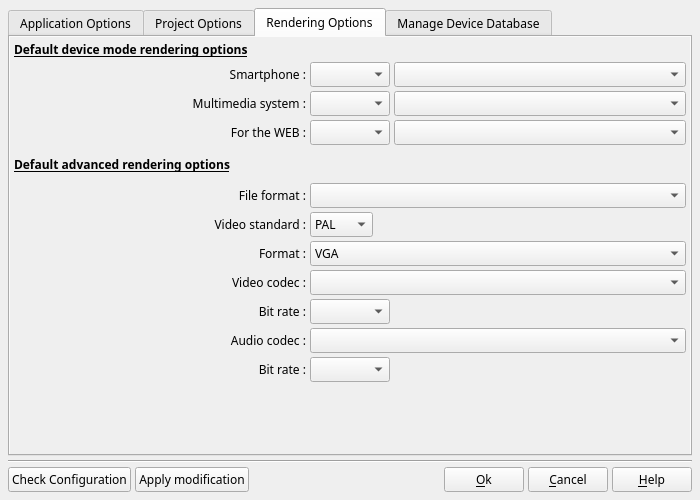
Above: DlgApplicationSettings.ui from boenki/ffdiaporama before the change. Below: the same form after it.
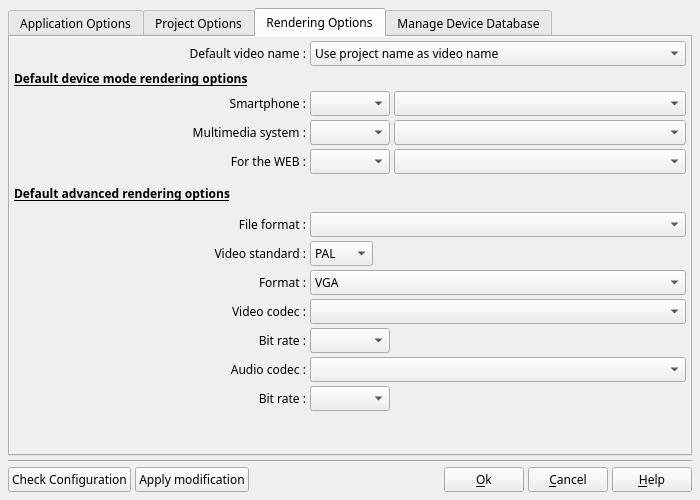
That is the form after the change. The open tabs and pages were chosen to show the change. Icons and pictures are not drawn.

```diff
--- a/DlgApplicationSettings.ui
+++ b/DlgApplicationSettings.ui
@@ -2820,7 +2820,7 @@
        <property name="spacing">
         <number>0</number>
        </property>
-       <item row="0" column="0">
+       <item row="2" column="0">
         <widget class="QScrollArea" name="scrollArea">
          <property name="frameShape">
           <enum>QFrame::NoFrame</enum>
@@ -2833,8 +2833,8 @@
            <rect>
             <x>0</x>
             <y>0</y>
-            <width>307</width>
-            <height>343</height>
+            <width>676</width>
+            <height>416</height>
            </rect>
           </property>
           <layout class="QGridLayout" name="gridLayout_2">
@@ -2844,7 +2844,7 @@
            <property name="spacing">
             <number>4</number>
            </property>
-           <item row="32" column="0">
+           <item row="34" column="0">
             <spacer name="verticalSpacer">
              <property name="orientation">
               <enum>Qt::Vertical</enum>
@@ -2857,7 +2857,7 @@
              </property>
             </spacer>
            </item>
-           <item row="20" column="0" colspan="3">
+           <item row="22" column="0" colspan="3">
             <widget class="QLabel" name="label_10">
              <property name="sizePolicy">
               <sizepolicy hsizetype="Preferred" vsizetype="Fixed">
@@ -2883,7 +2883,7 @@
              </property>
             </widget>
            </item>
-           <item row="27" column="0">
+           <item row="29" column="0">
             <widget class="QLabel" name="label_9">
              <property name="text">
               <string>Video codec :</string>
@@ -2896,7 +2896,7 @@
              </property>
             </widget>
            </item>
-           <item row="21" column="0">
+           <item row="23" column="0">
             <widget class="QLabel" name="label_24">
              <property name="text">
               <string>File format :</string>
@@ -2909,7 +2909,7 @@
              </property>
             </widget>
            </item>
-           <item row="28" column="0">
+           <item row="30" column="0">
             <widget class="QLabel" name="label_21">
              <property name="sizePolicy">
               <sizepolicy hsizetype="Preferred" vsizetype="Preferred">
@@ -2928,7 +2928,7 @@
              </property>
             </widget>
            </item>
-           <item row="28" column="1">
+           <item row="30" column="1">
             <widget class="QComboBox" name="VideoBitRateCB">
              <property name="minimumSize">
               <size>
@@ -2947,7 +2947,7 @@
              </property>
             </widget>
            </item>
-           <item row="27" column="1" colspan="2">
+           <item row="29" column="1" colspan="2">
             <widget class="QComboBox" name="VideoFormatCB">
              <property name="sizePolicy">
               <sizepolicy hsizetype="Minimum" vsizetype="Fixed">
@@ -2960,14 +2960,14 @@
              </property>
             </widget>
            </item>
-           <item row="29" column="1" colspan="2">
+           <item row="31" column="1" colspan="2">
             <widget class="QComboBox" name="AudioFormatCB">
              <property name="toolTip">
               <string>Select the default audio codec to use for the rendering among the proposed list. </string>
              </property>
             </widget>
            </item>
-           <item row="29" column="0">
+           <item row="31" column="0">
             <widget class="QLabel" name="label_22">
              <property name="text">
               <string>Audio codec :</string>
@@ -2980,7 +2980,7 @@
              </property>
             </widget>
            </item>
-           <item row="31" column="0">
+           <item row="33" column="0">
             <widget class="QLabel" name="label_23">
              <property name="sizePolicy">
               <sizepolicy hsizetype="Preferred" vsizetype="Preferred">
@@ -2999,7 +2999,7 @@
              </property>
             </widget>
            </item>
-           <item row="31" column="1">
+           <item row="33" column="1">
             <widget class="QComboBox" name="AudioBitRateCB">
              <property name="minimumSize">
               <size>
@@ -3018,21 +3018,7 @@
              </property>
             </widget>
            </item>
-           <item row="0" column="0" colspan="3">
-            <widget class="QLabel" name="label_28">
-             <property name="font">
-              <font>
-               <weight>75</weight>
-               <bold>true</bold>
-               <underline>true</underline>
-              </font>
-             </property>
-             <property name="text">
-              <string>Default device mode rendering options</string>
-             </property>
-            </widget>
-           </item>
-           <item row="1" column="0">
+           <item row="3" column="0">
             <widget class="QLabel" name="label_29">
              <property name="text">
               <string>Smartphone :</string>
@@ -3042,7 +3028,7 @@
              </property>
             </widget>
            </item>
-           <item row="2" column="0">
+           <item row="4" column="0">
             <widget class="QLabel" name="label_30">
              <property name="text">
               <string>Multimedia system :</string>
@@ -3052,7 +3038,7 @@
              </property>
             </widget>
            </item>
-           <item row="3" column="0">
+           <item row="5" column="0">
             <widget class="QLabel" name="label_31">
              <property name="text">
               <string>For the WEB :</string>
@@ -3062,49 +3048,49 @@
              </property>
             </widget>
            </item>
-           <item row="1" column="1">
+           <item row="3" column="1">
             <widget class="QComboBox" name="SmartphoneTypeCB">
              <property name="toolTip">
               <string>Select the type of equipment which will be proposed by default when you will click the &quot;Player and Smartphone&quot; button of the &quot;Render movie&quot; menu</string>
              </property>
             </widget>
            </item>
-           <item row="3" column="1">
+           <item row="5" column="1">
             <widget class="QComboBox" name="ForTheWTypeCB">
              <property name="toolTip">
               <string>Select the type of equipment which will be proposed by default when you will click the &quot;For the WEB&quot; button of the &quot;Render movie&quot; menu</string>
              </property>
             </widget>
            </item>
-           <item row="2" column="1">
+           <item row="4" column="1">
             <widget class="QComboBox" name="MMSystemTypeCB">
              <property name="toolTip">
               <string>Select the type of equipment which will be proposed by default when you will click the &quot;Multimedia system&quot; button of the &quot;Render movie&quot; menu</string>
              </property>
             </widget>
            </item>
-           <item row="1" column="2">
+           <item row="3" column="2">
             <widget class="QComboBox" name="SmartphoneModelCB">
              <property name="toolTip">
               <string>Select the model of equipment which will be proposed by default when you will click the &quot;Player and Smartphone&quot; button of the &quot;Render movie&quot; menu</string>
              </property>
             </widget>
            </item>
-           <item row="2" column="2">
+           <item row="4" column="2">
             <widget class="QComboBox" name="MMSystemModelCB">
              <property name="toolTip">
               <string>Select the model of equipment which will be proposed by default when you will click the &quot;Multimedia system&quot; button of the &quot;Render movie&quot; menu</string>
              </property>
             </widget>
            </item>
-           <item row="3" column="2">
+           <item row="5" column="2">
             <widget class="QComboBox" name="ForTheWModelCB">
              <property name="toolTip">
               <string>Select the model of equipment which will be proposed by default when you will click the &quot;For the WEB&quot; button of the &quot;Render movie&quot; menu</string>
              </property>
             </widget>
            </item>
-           <item row="21" column="1" colspan="2">
+           <item row="23" column="1" colspan="2">
             <widget class="QComboBox" name="FileFormatCB">
              <property name="sizePolicy">
               <sizepolicy hsizetype="Minimum" vsizetype="Fixed">
@@ -3117,7 +3103,7 @@
              </property>
             </widget>
            </item>
-           <item row="23" column="0">
+           <item row="25" column="0">
             <widget class="QLabel" name="label_20">
              <property name="text">
               <string>Video standard :</string>
@@ -3130,7 +3116,7 @@
              </property>
             </widget>
            </item>
-           <item row="23" column="1" colspan="2">
+           <item row="25" column="1" colspan="2">
             <layout class="QHBoxLayout" name="horizontalLayout_17">
              <item>
               <widget class="QComboBox" name="StandardCombo">
@@ -3170,7 +3156,7 @@
              </item>
             </layout>
            </item>
-           <item row="26" column="0">
+           <item row="28" column="0">
             <widget class="QLabel" name="label_19">
              <property name="sizePolicy">
               <sizepolicy hsizetype="Preferred" vsizetype="Preferred">
@@ -3189,7 +3175,7 @@
              </property>
             </widget>
            </item>
-           <item row="26" column="1" colspan="2">
+           <item row="28" column="1" colspan="2">
             <widget class="QComboBox" name="SizeCombo">
              <property name="sizePolicy">
               <sizepolicy hsizetype="Expanding" vsizetype="Fixed">
@@ -3225,6 +3211,44 @@
              </item>
             </widget>
            </item>
+           <item row="1" column="0">
+            <widget class="QLabel" name="label_91">
+             <property name="text">
+              <string>Default video name :</string>
+             </property>
+             <property name="alignment">
+              <set>Qt::AlignRight|Qt::AlignTrailing|Qt::AlignVCenter</set>
+             </property>
+            </widget>
+           </item>
+           <item row="2" column="0">
+            <widget class="QLabel" name="label_28">
+             <property name="font">
+              <font>
+               <weight>75</weight>
+               <bold>true</bold>
+               <underline>true</underline>
+              </font>
+             </property>
+             <property name="text">
+              <string>Default device mode rendering options</string>
+             </property>
+            </widget>
+           </item>
+           <item row="1" column="1" colspan="2">
+            <widget class="QComboBox" name="DefaultNameProjectNameCB">
+             <item>
+              <property name="text">
+               <string>Use project name as video name</string>
+              </property>
+             </item>
+             <item>
+              <property name="text">
+               <string>Use project folder's name as video name</string>
+              </property>
+             </item>
+            </widget>
+           </item>
           </layout>
          </widget>
         </widget>
```
Left out of the diff: 51 changed lines with no effect on the pictures.
